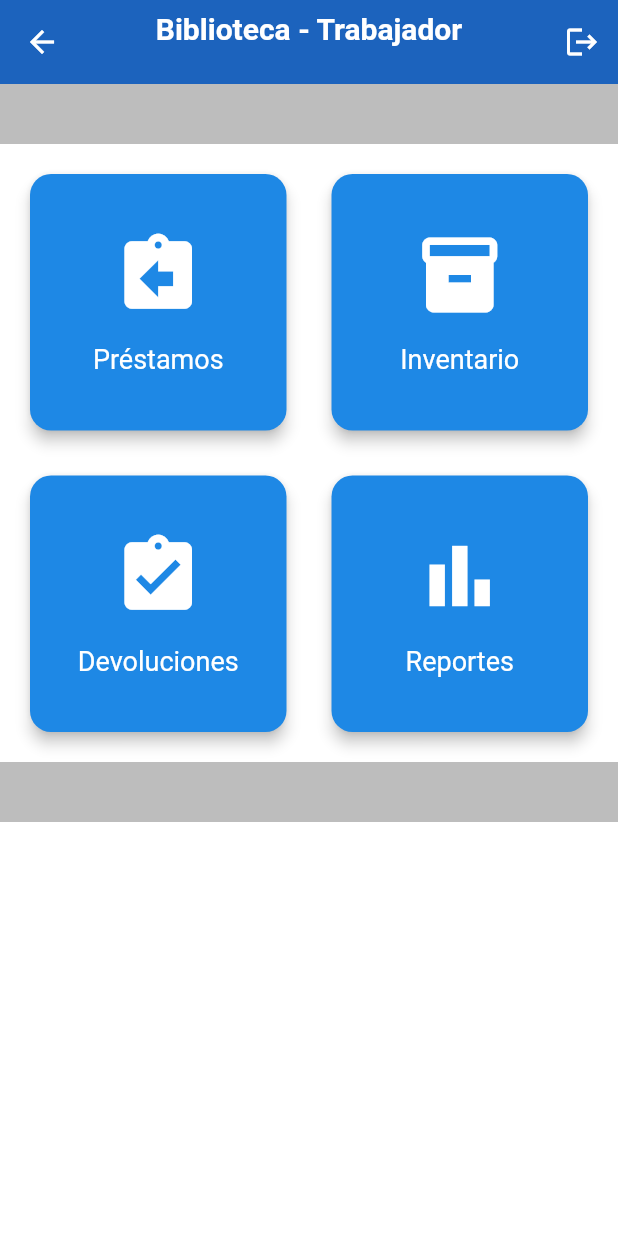
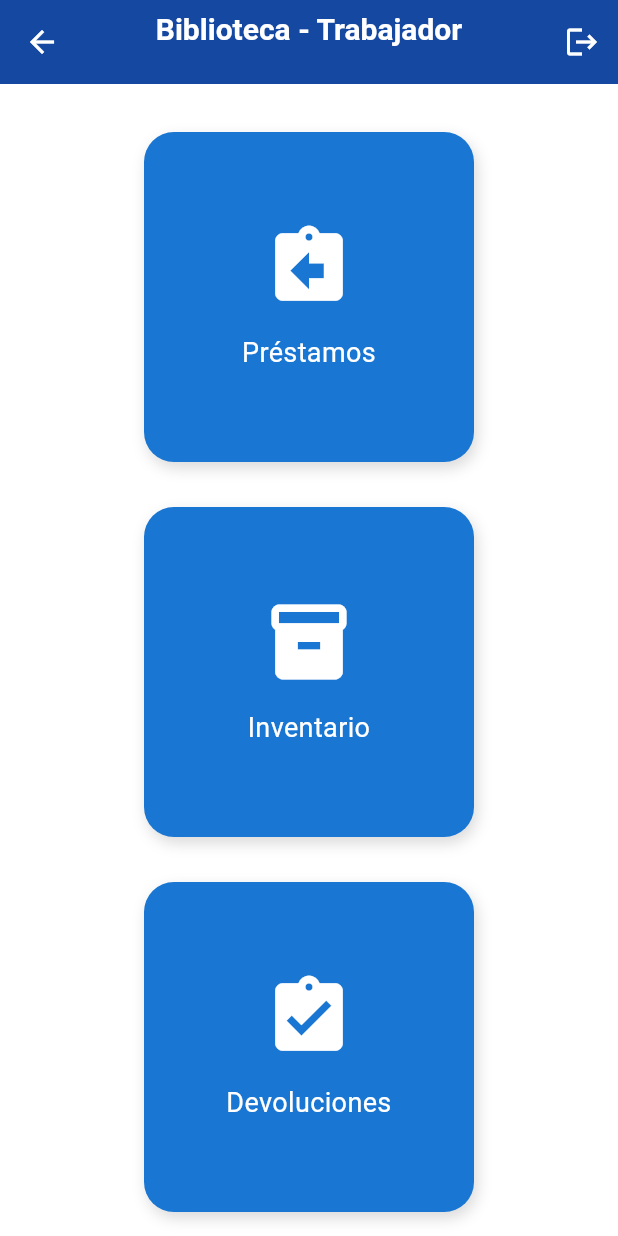
Before and after one commit to Cesar117-V/BibliotecaApp, a Flutter app: the HomeTrabajador screen opened by its route, on a phone screen of 412 x 824 dp. Run offline on Flutter 3.47's test engine with Material 3 defaults, Android fonts, the phone set to English and light mode, and no system bars; our stand-ins replace file_picker, fl_chart, image_picker, sqflite, sqflite_common_ffi, sqflite_common_ffi_web; accounts and stored records are empty.

Commit message:
Agregando avances en la rama f

```diff
--- a/lib/vistas/temas/home_trabajador.dart
+++ b/lib/vistas/temas/home_trabajador.dart
@@ -12,6 +12,7 @@ class HomeTrabajador extends StatelessWidget {
   Widget build(BuildContext context) {
     return Scaffold(
       appBar: AppBar(
+        backgroundColor: const Color(0xFF0D47A1),
         title: Column(
           crossAxisAlignment: CrossAxisAlignment.start,
           children: [
@@ -56,66 +57,107 @@ class HomeTrabajador extends StatelessWidget {
           ),
         ],
       ),
-      body: LayoutBuilder(
-        builder: (context, constraints) {
-          int crossAxisCount = constraints.maxWidth >= 1000 ? 4 : 2;
-
-          return CustomScrollView(
-            slivers: [
-              SliverToBoxAdapter(
-                child: Container(height: 40, color: Colors.grey.shade400),
+      body: Center(
+        child: SingleChildScrollView(
+          padding: const EdgeInsets.symmetric(horizontal: 24, vertical: 32),
+          child: Wrap(
+            spacing: 30,
+            runSpacing: 30,
+            alignment: WrapAlignment.center,
+            children: const [
+              BotonAnimado(
+                titulo: "Préstamos",
+                icono: Icons.assignment_return,
+                pagina: ListaPrestamosTab(),
               ),
-              SliverPadding(
-                padding: const EdgeInsets.all(20),
-                sliver: SliverGrid.count(
-                  crossAxisCount: crossAxisCount,
-                  crossAxisSpacing: 30,
-                  mainAxisSpacing: 30,
-                  children: [
-                    _crearBoton(context, "Préstamos", Icons.assignment_return,
-                        const ListaPrestamosTab()),
-                    _crearBoton(context, "Inventario", Icons.inventory_2,
-                        const InventarioScreen()),
-                    _crearBoton(context, "Devoluciones",
-                        Icons.assignment_turned_in, const EdicionDevolucion()),
-                    _crearBoton(context, "Reportes", Icons.bar_chart,
-                        const ReportesTab()),
+              BotonAnimado(
+                titulo: "Inventario",
+                icono: Icons.inventory_2,
+                pagina: InventarioScreen(),
+              ),
+              BotonAnimado(
+                titulo: "Devoluciones",
+                icono: Icons.assignment_turned_in,
+                pagina: EdicionDevolucion(),
+              ),
+              BotonAnimado(
+                titulo: "Reportes",
+                icono: Icons.bar_chart,
+                pagina: ReportesTab(),
+              ),
             ],
           ),
         ),
-              SliverToBoxAdapter(
-                child: Container(height: 40, color: Colors.grey.shade400),
-              ),
-            ],
-          );
-        },
       ),
     );
   }
+}
 
-  Widget _crearBoton(
-      BuildContext context, String titulo, IconData icono, Widget pagina) {
-    return ElevatedButton(
-      style: ElevatedButton.styleFrom(
-        backgroundColor: Colors.blue.shade600,
-        shape: RoundedRectangleBorder(borderRadius: BorderRadius.circular(14)),
-        elevation: 4,
+class BotonAnimado extends StatefulWidget {
+  final String titulo;
+  final IconData icono;
+  final Widget pagina;
+
+  const BotonAnimado({
+    Key? key,
+    required this.titulo,
+    required this.icono,
+    required this.pagina,
+  }) : super(key: key);
+
+  @override
+  State<BotonAnimado> createState() => _BotonAnimadoState();
+}
+
+class _BotonAnimadoState extends State<BotonAnimado> {
+  bool _hover = false;
+
+  @override
+  Widget build(BuildContext context) {
+    return MouseRegion(
+      onEnter: (_) => setState(() => _hover = true),
+      onExit: (_) => setState(() => _hover = false),
+      child: AnimatedScale(
+        scale: _hover ? 1.06 : 1.0,
+        duration: const Duration(milliseconds: 200),
+        child: AnimatedContainer(
+          duration: const Duration(milliseconds: 200),
+          width: 220,
+          height: 220,
+          decoration: BoxDecoration(
+            color: _hover ? Colors.blue.shade800 : Colors.blue.shade700,
+            borderRadius: BorderRadius.circular(20),
+            boxShadow: [
+              BoxShadow(
+                color: Colors.black.withOpacity(0.15),
+                blurRadius: 8,
+                offset: const Offset(2, 4),
               ),
-      onPressed: () {
-        Navigator.push(context, MaterialPageRoute(builder: (_) => pagina));
+            ],
+          ),
+          child: InkWell(
+            borderRadius: BorderRadius.circular(20),
+            onTap: () {
+              Navigator.push(
+                context,
+                MaterialPageRoute(builder: (_) => widget.pagina),
+              );
             },
             child: Column(
               mainAxisAlignment: MainAxisAlignment.center,
               children: [
-          Icon(icono, size: 60, color: Colors.white),
-          const SizedBox(height: 16),
+                Icon(widget.icono, size: 60, color: Colors.white),
+                const SizedBox(height: 14),
                 Text(
-            titulo,
+                  widget.titulo,
                   style: const TextStyle(fontSize: 18, color: Colors.white),
                   textAlign: TextAlign.center,
                 ),
               ],
             ),
+          ),
+        ),
+      ),
     );
   }
 }
```
Also changed, not shown: lib/vistas/temas/home_bibliotecario.dart (+71 -57 lines), lib/vistas/temas/home_page.dart (+85 -25 lines), pubspec.lock. Lines whose indentation alone changed are shown as unchanged.
